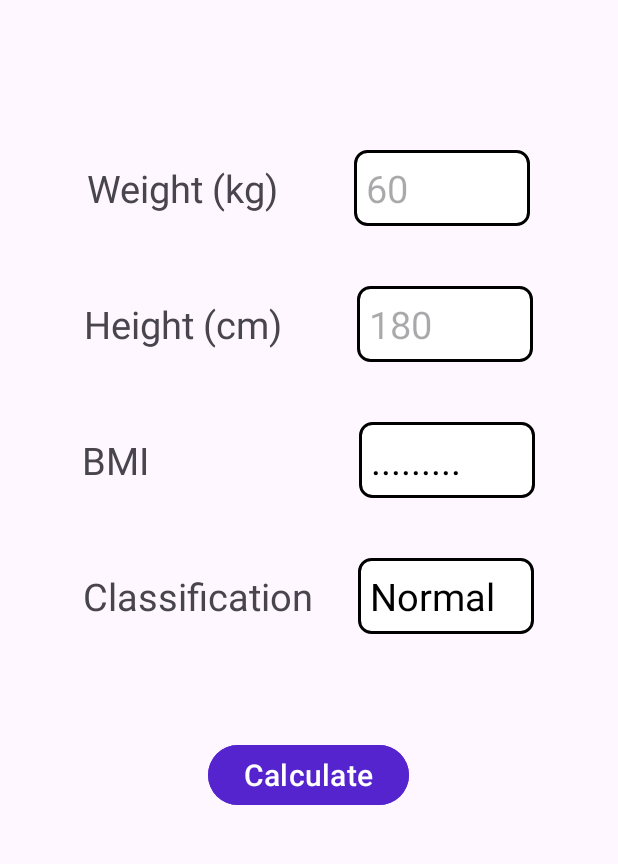
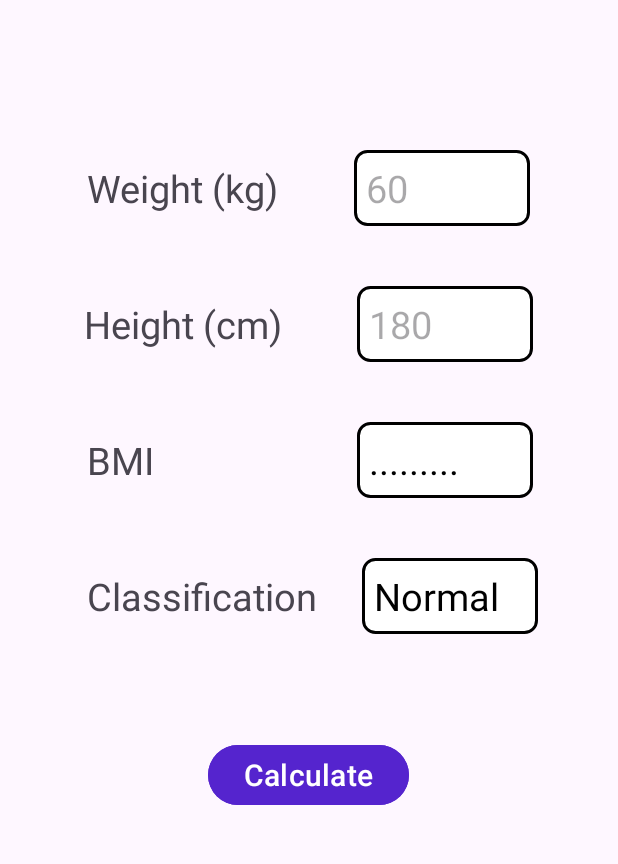
Before and after one commit to Supanat6609650665/AndroidProject, an Android app: the screen it shows after launch (MainActivity), on a phone screen of 412 x 824 dp, the part 121-985 px from its top. Run offline under Robolectric (Android 15) with nearby library versions, the phone set to English and light mode, and no system bars.

Commit message:
fix layout when switching to Thai language

```diff
--- a/BodyMassIndex/app/src/main/res/layout/activity_main.xml
+++ b/BodyMassIndex/app/src/main/res/layout/activity_main.xml
@@ -73,14 +73,15 @@
         android:layout_width="match_parent"
         android:layout_height="wrap_content"
         android:layout_marginTop="@dimen/between_marginTop"
-        android:gravity="center"
         android:orientation="horizontal">
 
         <TextView
             android:id="@+id/textView_bmi"
-            android:layout_width="wrap_content"
+            android:layout_width="@dimen/bmi_width"
             android:layout_height="wrap_content"
+            android:layout_marginStart="@dimen/textView_bmi_marginStart"
             android:text="@string/bmi_text"
+            android:layout_gravity="center"
             android:textSize="@dimen/textView_textSize"/>
 
         <EditText
@@ -90,11 +91,12 @@
             android:layout_marginStart="@dimen/bmi_marginStart"
             android:background="@drawable/edittext_border"
             android:ems="4"
+            android:layout_gravity="center"
             android:inputType="none"
             android:enabled="false"
             android:textSize="@dimen/editText_textSize"
             android:text="@string/bmi_editText"
-            android:textColor="@color/black" />
+            android:textColor="@color/black"/>
 
     </LinearLayout>
 
@@ -102,13 +104,14 @@
         android:layout_width="match_parent"
         android:layout_height="wrap_content"
         android:layout_marginTop="@dimen/between_marginTop"
-        android:gravity="center"
         android:orientation="horizontal">
 
         <TextView
             android:id="@+id/textView_classification"
             android:layout_width="wrap_content"
             android:layout_height="wrap_content"
+            android:layout_marginStart="@dimen/textView_classification_marginStart"
+            android:minWidth="150dp"
             android:text="@string/classification_text"
             android:textSize="@dimen/textView_textSize"/>
 
@@ -123,7 +126,7 @@
             android:enabled="false"
             android:textSize="@dimen/editText_textSize"
             android:text="@string/classification_editText"
-            android:textColor="@color/black" />
+            android:textColor="@color/black"/>
     </LinearLayout>
 
     <Button
--- a/BodyMassIndex/app/src/main/res/values/dimens.xml
+++ b/BodyMassIndex/app/src/main/res/values/dimens.xml
@@ -7,8 +7,12 @@
     <dimen name="editText_marginStart">50dp</dimen>
     <dimen name="editText_textSize">25sp</dimen>
     <dimen name="between_marginTop">40dp</dimen>
-    <dimen name="bmi_marginStart">140dp</dimen>
+    <dimen name="bmi_marginStart">30dp</dimen>
     <dimen name="classification_marginStart">30dp</dimen>
     <dimen name="calculate_textSize">20sp</dimen>
     <dimen name="calculate_marginTop">70dp</dimen>
+    <dimen name="textView_bmi_marginStart">58dp</dimen>
+    <dimen name="bmi_width">150dp</dimen>
+    <dimen name="classification_width">150dp</dimen>
+    <dimen name="textView_classification_marginStart">58dp</dimen>
 </resources>
```
